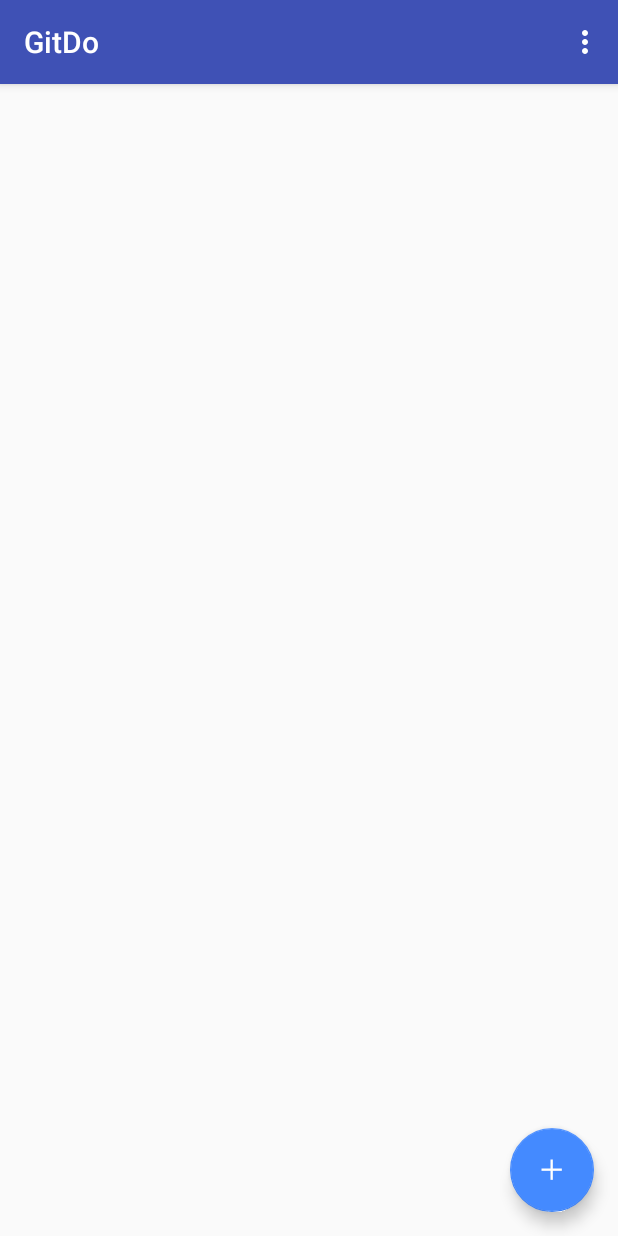
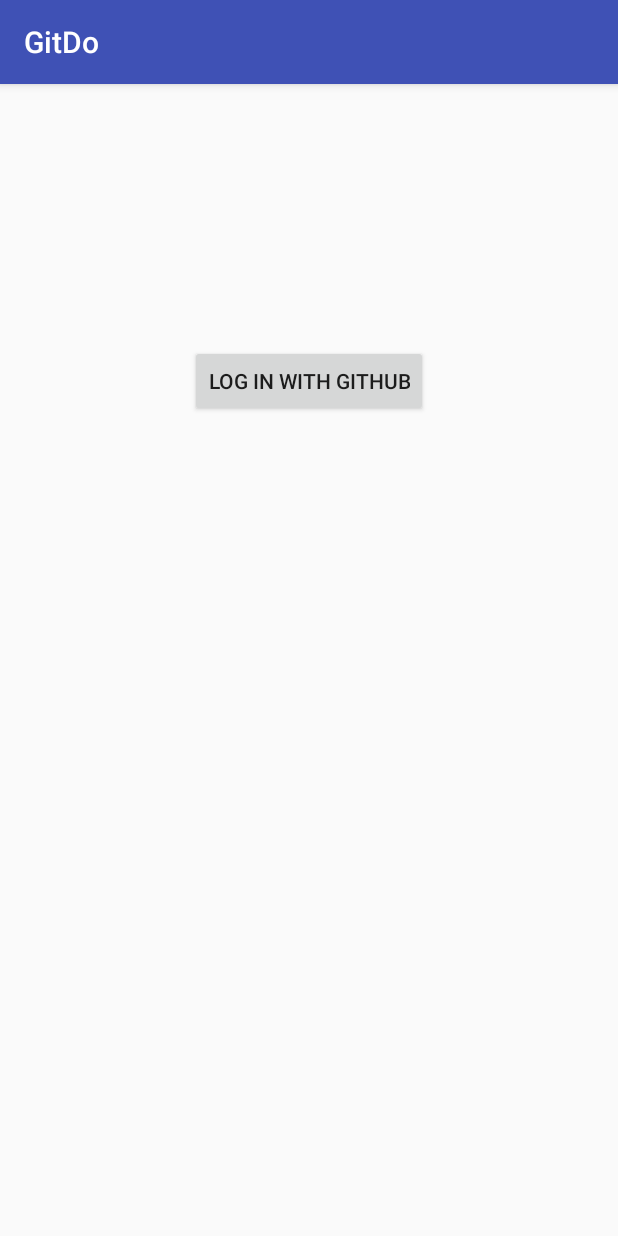
Before and after one commit to chrispound/Capstone-Project, an Android app: the screen it shows after launch (RepositoriesActivity before the commit, GithubLoginActivity after it), on a phone screen of 412 x 824 dp. Run offline under Robolectric (Android 15) with nearby library versions, the phone set to English and light mode, and no system bars; our stand-ins replace Firebase (no records; nobody signed in at launch, a user with empty details on screens opened directly); libraries missing offline, so code that uses them is left out: com.crashlytics.android, io.fabric.sdk; 1 statement that could not run was skipped.

Commit message:
CP- added github login support backed by firebase

```diff
--- a/Android Github Api Wrapper/build.gradle
+++ b/Android Github Api Wrapper/build.gradle
@@ -1,7 +1,7 @@
 apply plugin: 'com.android.library'
 
 android {
-    compileSdkVersion 23
+    compileSdkVersion 24
     buildToolsVersion "23.0.2"
 
     defaultConfig {
--- /dev/null
+++ b/app/src/main/kotlin/io/poundcode/gitdo/login/GithubLoginActivity.kt
@@ -0,0 +1,54 @@
+package io.poundcode.gitdo.login
+
+import android.content.Intent
+import android.net.Uri
+import android.support.v7.app.AppCompatActivity
+import android.os.Bundle
+import android.util.Log
+import android.view.View
+import com.google.firebase.auth.FirebaseAuth
+import io.poundcode.gitdo.R
+import kotlinx.android.synthetic.main.activity_github_login.*
+
+class GithubLoginActivity : AppCompatActivity() {
+
+    private var mFirebaseAuth:FirebaseAuth? = null
+    private var mFirebaseAuthListener : FirebaseAuth.AuthStateListener? = null
+    private val CLIENT_ID = "c48ac49f953ace86dbac"
+    private val REDIRECT_UI= "https://gitdo-4d397.firebaseapp.com/__/auth/handler"
+
+    override fun onCreate(savedInstanceState: Bundle?) {
+        super.onCreate(savedInstanceState)
+        setContentView(R.layout.activity_github_login)
+        mFirebaseAuth = FirebaseAuth.getInstance()
+        mFirebaseAuthListener = FirebaseAuth.AuthStateListener { firebaseAuth ->
+            var user = firebaseAuth.currentUser
+            if (user != null) {
+                // User is signed in
+                //TODO log into firebase
+                Log.d("", "onAuthStateChanged:signed_in:" + user.uid);
+            } else {
+                // User is signed out
+                Log.d("", "onAuthStateChanged:signed_out");
+            }
+        }
+        button_githublogin_login.setOnClickListener {
+            val githubLoginIntent = Intent(Intent.ACTION_VIEW, Uri.parse("https://github.com/login/oauth/authorize?client_id=$CLIENT_ID&redirect_uri=$REDIRECT_UI"))
+            startActivity(githubLoginIntent)
+
+        }
+
+    }
+
+    override fun onStart() {
+        super.onStart()
+        mFirebaseAuth?.addAuthStateListener(mFirebaseAuthListener!!)
+    }
+
+    override fun onStop() {
+        super.onStop()
+        if (mFirebaseAuthListener != null) {
+            mFirebaseAuth?.removeAuthStateListener(mFirebaseAuthListener as FirebaseAuth.AuthStateListener)
+        }
+    }
+}
--- /dev/null
+++ b/app/src/main/res/layout/activity_github_login.xml
@@ -0,0 +1,36 @@
+<?xml version="1.0" encoding="utf-8"?>
+<android.support.constraint.ConstraintLayout
+    xmlns:app="http://schemas.android.com/apk/res-auto"
+    android:id="@+id/activity_github_login"
+    xmlns:android="http://schemas.android.com/apk/res/android"
+    xmlns:tools="http://schemas.android.com/tools"
+    android:layout_width="match_parent"
+    android:layout_height="match_parent"
+    tools:context="io.poundcode.gitdo.login.GithubLoginActivity">
+
+    <TextView
+        android:id="@+id/placeHolder"
+        android:layout_width="wrap_content"
+        android:layout_height="wrap_content"
+        tools:layout_constraintTop_creator="1"
+        android:layout_marginTop="16dp"
+        tools:layout_constraintLeft_creator="1"
+        app:layout_constraintLeft_toLeftOf="parent"
+        app:layout_constraintTop_toTopOf="parent"
+        android:layout_marginLeft="16dp"
+        android:layout_marginStart="16dp"/>
+
+    <Button
+        android:text="Log In With GIthub"
+        android:layout_width="wrap_content"
+        android:layout_height="wrap_content"
+        tools:layout_constraintTop_creator="1"
+        tools:layout_constraintRight_creator="1"
+        app:layout_constraintRight_toRightOf="parent"
+        android:layout_marginTop="174dp"
+        tools:layout_constraintLeft_creator="1"
+        app:layout_constraintLeft_toLeftOf="parent"
+        app:layout_constraintTop_toTopOf="parent"
+        android:id="@+id/button_githublogin_login"/>
+
+</android.support.constraint.ConstraintLayout>
--- a/app/src/main/res/values/strings.xml
+++ b/app/src/main/res/values/strings.xml
@@ -35,4 +35,5 @@
     <string name="permission_rationale">"Contacts permissions are needed for providing email
         completions."
     </string>
+    <string name="githubLogin">GithubLogin</string>
 </resources>
--- a/build.gradle
+++ b/build.gradle
@@ -9,6 +9,7 @@ buildscript {
         classpath 'com.android.tools.build:gradle:2.2.0'
         classpath 'com.google.gms:google-services:3.0.0'
         classpath "org.jetbrains.kotlin:kotlin-gradle-plugin:$kotlin_version"
+        classpath "org.jetbrains.kotlin:kotlin-android-extensions:$kotlin_version"
 
         // NOTE: Do not place your application dependencies here; they belong
         // in the individual module build.gradle files
@@ -27,5 +28,5 @@ task clean(type: Delete) {
 
 ext {
     supportVersion = "24.2.1"
-    firebaseVersion = "9.6.1"
+    playServiceVersion = "9.6.1"
 }
--- a/gradle.properties
+++ b/gradle.properties
@@ -16,3 +16,4 @@
 # This option should only be used with decoupled projects. More details, visit
 # http://www.gradle.org/docs/current/userguide/multi_project_builds.html#sec:decoupled_projects
 # org.gradle.parallel=true
+org.gradle.jvmargs=-Xmx2048M
```
Also changed, not shown: app/build.gradle (+14 -10 lines), app/src/main/AndroidManifest.xml (+11 -7 lines), app/src/main/java/io/poundcode/gitdo/login/GithubLoginActivity.kt (deleted, +0 -19 lines).
